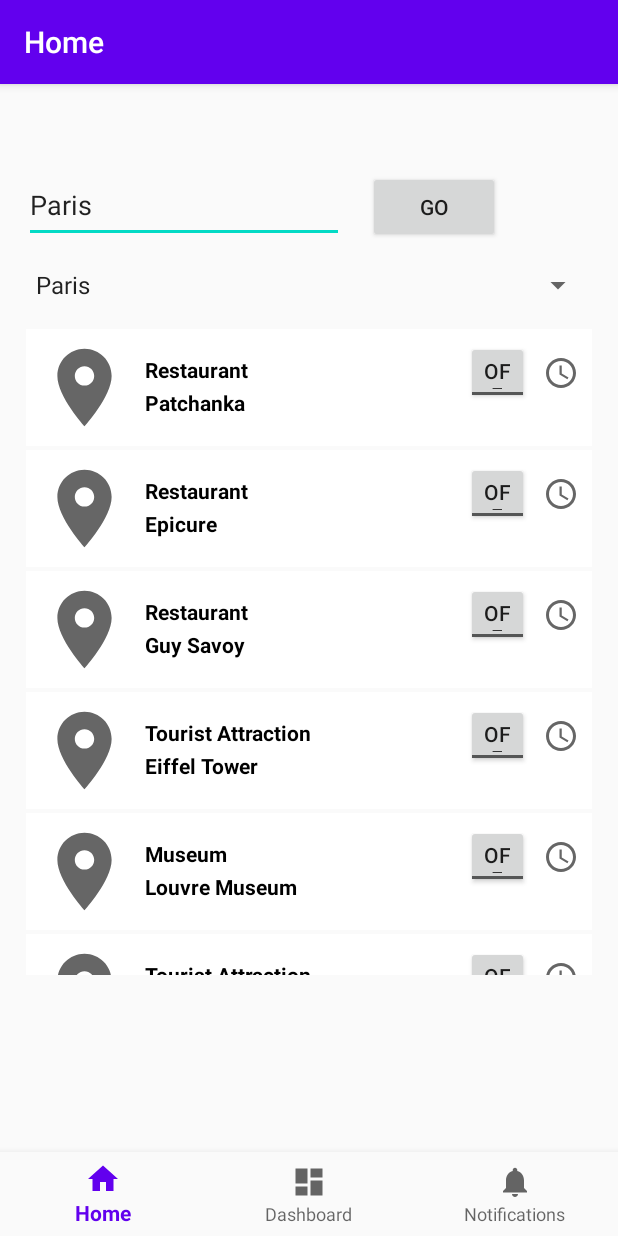
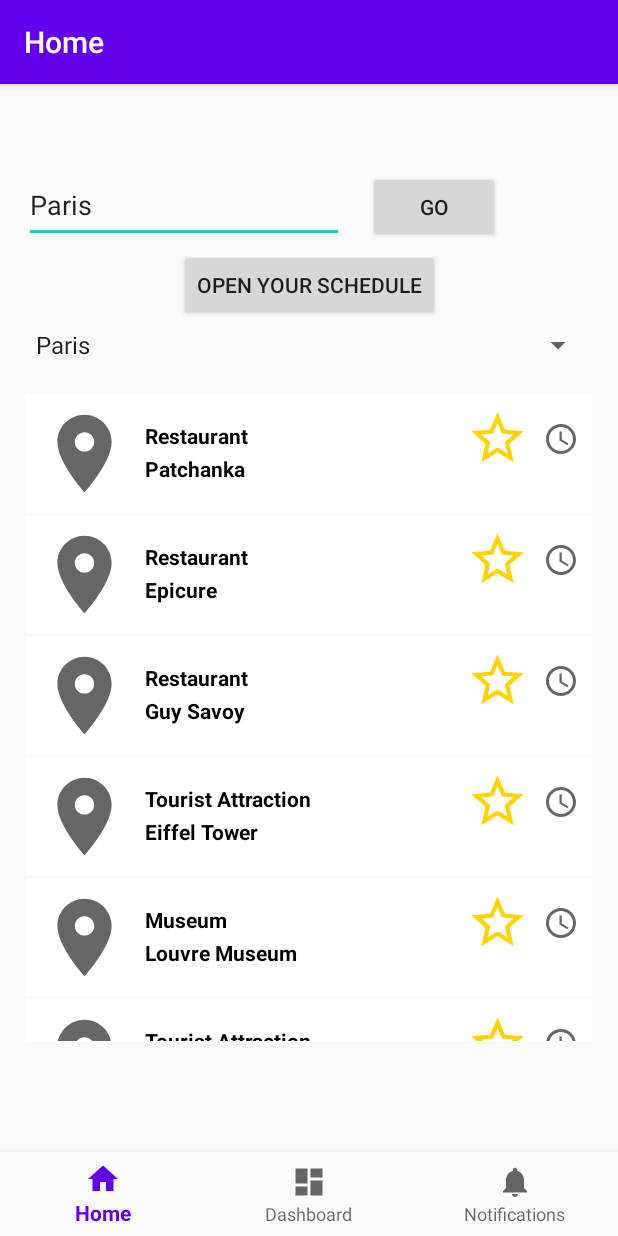
Before and after one commit to allusai/TravelApp, an Android app: the screen it shows after launch (MainActivity), on a phone screen of 412 x 824 dp. Run offline under Robolectric (Android 15) with nearby library versions, the phone set to English and light mode, and no system bars; our stand-ins replace Picasso, navigation-ui; pictures from the network do not load.

```diff
--- a/app/src/main/java/com/example/travelapp/LocationAdapter.java
+++ b/app/src/main/java/com/example/travelapp/LocationAdapter.java
@@ -1,18 +1,25 @@
 package com.example.travelapp;
 
+import android.content.Context;
 import android.view.LayoutInflater;
 import android.view.View;
 import android.view.ViewGroup;
 import android.widget.ImageButton;
 import android.widget.ImageView;
 import android.widget.TextView;
+import android.widget.Toast;
+import android.widget.ToggleButton;
 
 import androidx.recyclerview.widget.RecyclerView;
 
 import com.squareup.picasso.Picasso;
 
+//To Fix: When the views are created, their 'selected' value must be fetched out of the
+//database, likewise with the alarm values for the 2nd activity.
+//selected=true but the star isn't filled in (we want to put isChecked=true)
 public class LocationAdapter extends RecyclerView.Adapter<LocationAdapter.MyViewHolder> {
     private TouristLocation[] mDataset;
+    private QueryMaker qhelper;
 
     // Provide a reference to the views for each data item
     // Complex data items may need more than one view per item, and
@@ -23,6 +30,7 @@ public class LocationAdapter extends RecyclerView.Adapter<LocationAdapter.MyView
         public ImageView photo; //jumble of views in this ViewHolder
         public TextView category;
         public TextView restaurantName;
+        public ToggleButton favoriteButton;
         public ImageButton alarmButton;
 
         public MyViewHolder(View itemXML) {
@@ -30,13 +38,15 @@ public class LocationAdapter extends RecyclerView.Adapter<LocationAdapter.MyView
             photo = (ImageView) itemXML.findViewById(R.id.photo);
             category = (TextView) itemXML.findViewById(R.id.category);
             restaurantName = (TextView) itemXML.findViewById(R.id.restaurantName);
+            favoriteButton = (ToggleButton) itemXML.findViewById(R.id.favoriteButton);
             alarmButton = (ImageButton) itemXML.findViewById(R.id.alarmButton);
         }
     }
 
     // Provide a suitable constructor (depends on the kind of dataset)
-    public LocationAdapter(TouristLocation[] myDataset) {
+    public LocationAdapter(TouristLocation[] myDataset, QueryMaker q) {
         mDataset = myDataset;
+        qhelper = q;
     }
 
     // Create new views (invoked by the layout manager)
@@ -65,6 +75,32 @@ public class LocationAdapter extends RecyclerView.Adapter<LocationAdapter.MyView
         Picasso.with(holder.photo.getContext()).load(url).placeholder(R.drawable.ic_baseline_place_24).into(holder.photo);
         holder.category.setText(mDataset[position].getCategory());
         holder.restaurantName.setText(mDataset[position].getName());  // 3 (let 'textView' = some string)
+
+        //Fetch the value of star/selected out of the database!
+        holder.favoriteButton.setChecked(qhelper.getSelectedStatus(position));
+
+        //Set a 'favorite button listener'
+        final Context context = holder.photo.getContext();
+        final int pos = position;
+        holder.favoriteButton.setOnClickListener(new View.OnClickListener() {
+            @Override
+            public void onClick(View v) {
+                //Gotta do this to make favorite button work!
+               // boolean old_state = qhelper.getSelectedStatus(pos);
+                qhelper.toggleSelected(pos);
+               // boolean new_state = qhelper.getSelectedStatus(pos);
+               /*
+                     if(!old_state) {
+                    Toast.makeText(context, "Favorite from " + pos, Toast.LENGTH_SHORT).show();
+                    qhelper.printMyData();
+                     }
+                     else {
+                    Toast.makeText(context, "Unfavorite from " + pos, Toast.LENGTH_SHORT).show();
+                     }
+               */
+            }
+        });
+
         //set alarm's picker default value for view here
     }
 
--- a/app/src/main/java/com/example/travelapp/MainActivity.java
+++ b/app/src/main/java/com/example/travelapp/MainActivity.java
@@ -9,6 +9,7 @@ import android.widget.EditText;
 import android.widget.ImageButton;
 import android.widget.Spinner;
 import android.widget.Toast;
+import android.widget.ToggleButton;
 
 import com.google.android.material.bottomnavigation.BottomNavigationView;
 
@@ -67,7 +68,7 @@ public class MainActivity extends AppCompatActivity implements AdapterView.OnIte
         TouristLocation[] myDataset = q.search("Paris");
 
         // specify an adapter (see also next example)  2
-        mAdapter = new LocationAdapter(myDataset);
+        mAdapter = new LocationAdapter(myDataset, q);
         recyclerView.setAdapter(mAdapter);
     }
 
@@ -94,7 +95,7 @@ public class MainActivity extends AppCompatActivity implements AdapterView.OnIte
         TouristLocation[] newDataset = q.search(newSelectedLocation);
 
         // specify an adapter (see also next example)
-        mAdapter = new LocationAdapter(newDataset);
+        mAdapter = new LocationAdapter(newDataset, q);
         recyclerView.setAdapter(mAdapter);
     }
 
@@ -104,10 +105,18 @@ public class MainActivity extends AppCompatActivity implements AdapterView.OnIte
     }
 
     /*Favorite: Called when favorite button is toggled */
-    public void toggleFavorite(View favorite)
+    /*public void toggleFavorite(View favorite)
     {
-        Toast.makeText(getApplicationContext(), "Favorite", Toast.LENGTH_SHORT).show();
-    }
+        // ToggleButton state is clicked and this function is called
+        ToggleButton toggleBtn = findViewById(R.id.favoriteButton);
+
+        if(toggleBtn.isChecked()) {
+            Toast.makeText(getApplicationContext(), "Favorite", Toast.LENGTH_SHORT).show();
+        }
+        else{
+            Toast.makeText(getApplicationContext(), "Unfavorite", Toast.LENGTH_SHORT).show();
+        }
+    } */
 
     /* Alarm: Called when alarm is pressed */
     public void showTimePickerDialog(View alarm)
@@ -115,6 +124,15 @@ public class MainActivity extends AppCompatActivity implements AdapterView.OnIte
         Toast.makeText(getApplicationContext(), "Alarm", Toast.LENGTH_SHORT).show();
     }
 
+    /* Open Your Schedule: called when that activity button is pressed*/
+    public void openSchedule(View view) {
+        // Do something in response to button
+        Intent intent = new Intent(this, ViewScheduleActivity.class); //DisplayMessageActivity is the new page we will be opening
+        EditText editText = (EditText) findViewById(R.id.editText); //The search box's id is 'editText', check it out
+        String message = editText.getText().toString(); //Get the current text in the search box
+        intent.putExtra(EXTRA_MESSAGE, message); //Forwards the text to the next activity via the intent's "extras" array, def. data type above
+        startActivity(intent); //Launch the next activity!
+    }
 }
 
 /*
--- a/app/src/main/java/com/example/travelapp/QueryMaker.java
+++ b/app/src/main/java/com/example/travelapp/QueryMaker.java
@@ -107,4 +107,19 @@ public class QueryMaker {
 
         return new TouristLocation[]{test, sample}; */
     }
+
+    public boolean getSelectedStatus(int pos) {
+        return placesList[pos].isSelected();
+    }
+
+    public void toggleSelected(int pos) {
+        if(placesList[pos].isSelected())
+        {
+            placesList[pos].setSelected(false);
+        }
+        else
+        {
+            placesList[pos].setSelected(true);
+        }
+    }
 }
--- a/app/src/main/java/com/example/travelapp/TouristLocation.java
+++ b/app/src/main/java/com/example/travelapp/TouristLocation.java
@@ -93,4 +93,5 @@ public class TouristLocation
                 ", startMin=" + startMin +
                 '}';
     }
+
 }
--- /dev/null
+++ b/app/src/main/res/drawable/star_selector.xml
@@ -0,0 +1,5 @@
+<?xml version="1.0" encoding="utf-8"?>
+<selector xmlns:android="http://schemas.android.com/apk/res/android">
+    <item android:drawable="@drawable/ic_baseline_star_border_24" android:state_checked="false" />
+    <item android:drawable="@drawable/ic_baseline_star_24" android:state_checked="true" />
+</selector>
--- a/app/src/main/res/layout/activity_main.xml
+++ b/app/src/main/res/layout/activity_main.xml
@@ -62,10 +62,11 @@
         android:layout_height="wrap_content"
         android:layout_marginStart="16dp"
         android:layout_marginLeft="16dp"
-        android:layout_marginTop="16dp"
+        android:layout_marginTop="56dp"
         android:layout_marginEnd="16dp"
         android:layout_marginRight="16dp"
         app:layout_constraintEnd_toEndOf="parent"
+        app:layout_constraintHorizontal_bias="0.0"
         app:layout_constraintStart_toStartOf="parent"
         app:layout_constraintTop_toBottomOf="@+id/editText" />
 
@@ -75,10 +76,21 @@
         android:layout_height="432dp"
         android:layout_marginStart="16dp"
         android:layout_marginLeft="16dp"
-        android:layout_marginTop="16dp"
+        android:layout_marginTop="20dp"
         android:scrollbars="vertical"
         app:layout_constraintStart_toStartOf="@+id/nav_host_fragment"
         app:layout_constraintTop_toBottomOf="@+id/locations_spinner" />
 
+    <Button
+        android:id="@+id/schedule_button"
+        android:layout_width="wrap_content"
+        android:layout_height="wrap_content"
+        android:text="@string/schedule_button_text"
+        android:onClick="openSchedule"
+        app:layout_constraintBottom_toTopOf="@+id/locations_spinner"
+        app:layout_constraintEnd_toEndOf="parent"
+        app:layout_constraintStart_toStartOf="parent"
+        app:layout_constraintTop_toBottomOf="@+id/editText" />
+
 
 </androidx.constraintlayout.widget.ConstraintLayout>
--- a/app/src/main/res/layout/one_location.xml
+++ b/app/src/main/res/layout/one_location.xml
@@ -42,9 +42,13 @@
     </LinearLayout>
 
     <ToggleButton
+        android:id="@+id/favoriteButton"
         android:layout_width="42dp"
         android:layout_height="42dp"
-        android:onClick="toggleFavorite"/>
+        android:textOn=""
+        android:textOff=""
+        android:background="@drawable/star_selector"
+        />
 
     <ImageButton
         android:id="@+id/alarmButton"
--- a/app/src/main/res/values/strings.xml
+++ b/app/src/main/res/values/strings.xml
@@ -7,6 +7,7 @@
     <string name="search_text_default_value">Paris</string>
     <string name="search_button">Go</string>
     <string name="alarmContentDescription">This is an alarm button which launches a picker</string>
+    <string name="schedule_button_text">Open Your Schedule</string>
     <string-array name="cities">
         <item>Paris</item>
         <item>London</item>
```
Also changed, not shown: app/src/main/AndroidManifest.xml (+11 -2 lines), app/src/main/java/com/example/travelapp/ViewScheduleActivity.java (added, +24 -0 lines), app/src/main/java/com/example/travelapp/data.txt (added, +13 -0 lines), app/src/main/java/com/example/travelapp/dataAlternate.txt (added, +195 -0 lines), app/src/main/res/layout/activity_view_schedule.xml (added, +20 -0 lines).
